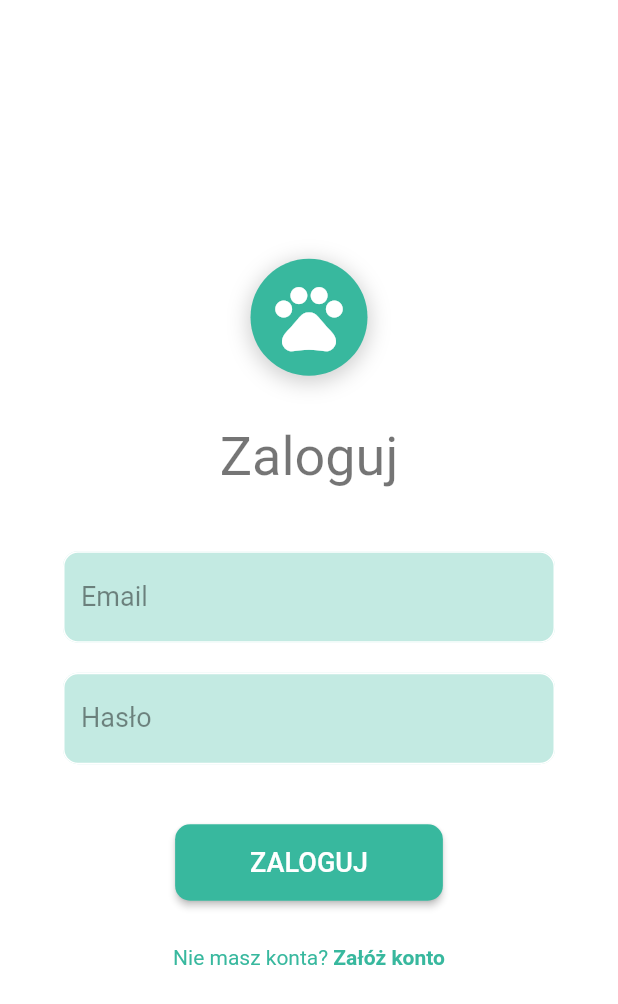
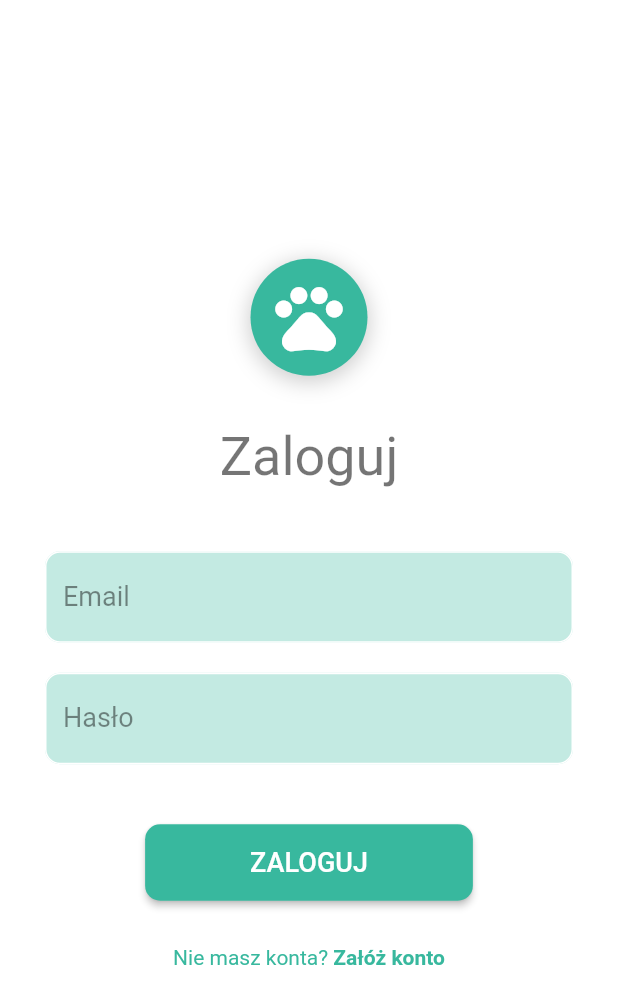
Before and after one commit to wojciechkubiak/animal_care, a Flutter app: the Auth widget shown alone on an empty page, opened directly, after a tap on "ZALOGUJ", on a phone screen of 412 x 824 dp. Shown: the top 1004 px of the screen. Run offline on Flutter 3.47's test engine with Material 2 defaults, Android fonts, the phone set to English and light mode, and no system bars; our stand-ins replace bloc, convert, dio, equatable, flutter_bloc, flutter_dotenv and 9 more; missing offline and left inert: shrink_sidemenu; accounts and stored records are empty; statements that could not run were skipped.

Commit message:
Home menu

```diff
--- a/front/lib/pages/auth.dart
+++ b/front/lib/pages/auth.dart
@@ -4,6 +4,7 @@ import 'package:flutter/material.dart';
 import 'package:flutter/gestures.dart';
 import 'package:flutter_bloc/flutter_bloc.dart';
 import '../blocs/login/login_bloc.dart';
+import '../blocs/auth/auth_bloc.dart';
 import '../models/models.dart';
 import './pages.dart';
 import '../config/colors.dart';
@@ -12,6 +13,10 @@ class Auth extends StatelessWidget {
   @override
   Widget build(BuildContext context) {
     final loginBloc = BlocProvider.of<LoginBloc>(context);
+
+    // temporary
+    final authBloc = BlocProvider.of<AuthBloc>(context);
+
     final node = FocusScope.of(context);
 
     return BlocConsumer<LoginBloc, LoginState>(
@@ -36,8 +41,8 @@ class Auth extends StatelessWidget {
                     padding: EdgeInsets.only(
                       top: 72,
                       bottom: 20,
-                      left: 32,
-                      right: 32,
+                      left: 20,
+                      right: 20,
                     ),
                     decoration: BoxDecoration(
                         color: Colors.white,
@@ -81,11 +86,13 @@ class Auth extends StatelessWidget {
                           padding: EdgeInsets.symmetric(vertical: 30),
                           child: RaisedButton(
                             padding: EdgeInsets.symmetric(
-                                horizontal: 50, vertical: 15),
+                                horizontal: 70, vertical: 15),
                             shape: RoundedRectangleBorder(
                                 borderRadius: BorderRadius.circular(10.0)),
                             color: CustomColor.mainAccent,
-                            onPressed: () => print('Zaloguj'),
+                            //temporary
+                            onPressed: () => authBloc.add(AuthLoaded()),
+                            // ^
                             child: Text(
                               'ZALOGUJ',
                               style:
--- a/front/lib/pages/home.dart
+++ b/front/lib/pages/home.dart
@@ -0,0 +1,171 @@
+import 'package:shrink_sidemenu/shrink_sidemenu.dart';
+import 'package:flutter/material.dart';
+import './../config/colors.dart';
+
+class Home extends StatefulWidget {
+  @override
+  _HomeState createState() => _HomeState();
+}
+
+class _HomeState extends State<Home> {
+  final GlobalKey<SideMenuState> _sideMenuKey = GlobalKey<SideMenuState>();
+
+  String currentPage = "posts";
+
+  void setCurrentPage(String mode) {
+    setState(() => currentPage = mode);
+  }
+
+  void handleMenuState() {
+    final _state = _sideMenuKey.currentState;
+    if (_state.isOpened)
+      _state.closeSideMenu();
+    else
+      _state.openSideMenu();
+  }
+
+  @override
+  Widget build(BuildContext context) {
+    return SideMenu(
+      background: CustomColor.mainAccent,
+      menu: buildMenu(),
+      key: _sideMenuKey,
+      type: SideMenuType.slideNRotate,
+      child: Column(
+        children: [
+          AppBar(
+            backgroundColor: Colors.white,
+            leading: IconButton(
+              icon: Icon(Icons.menu),
+              color: CustomColor.mainAccent,
+              onPressed: () => handleMenuState(),
+            ),
+          ),
+          Expanded(
+            child: Container(
+              width: double.infinity,
+              color: Colors.white,
+              child: Center(
+                child: Text(
+                  currentPage,
+                  style: TextStyle(
+                    color: CustomColor.mainAccent,
+                    fontSize: 32,
+                  ),
+                ),
+              ),
+            ),
+          ),
+        ],
+      ),
+    );
+  }
+
+  Widget buildMenu() {
+    return SingleChildScrollView(
+      child: Container(
+        padding: const EdgeInsets.only(left: 32, top: 32),
+        child: Align(
+          alignment: Alignment.topLeft,
+          child: Column(
+            crossAxisAlignment: CrossAxisAlignment.start,
+            children: [
+              Container(
+                width: 92,
+                height: 92,
+                margin: EdgeInsets.only(bottom: 24),
+                decoration: BoxDecoration(
+                  image: DecorationImage(
+                    image: AssetImage('assets/images/face.jpg'),
+                    fit: BoxFit.fill,
+                  ),
+                  shape: BoxShape.circle,
+                  color: Colors.white,
+                  border: Border.all(color: Colors.white, width: 2),
+                ),
+              ),
+              Text(
+                "Hi,",
+                style: TextStyle(color: Colors.white70, fontSize: 32),
+                textAlign: TextAlign.start,
+              ),
+              Text(
+                "Ann",
+                style: TextStyle(
+                  color: Colors.white,
+                  fontSize: 32,
+                  fontWeight: FontWeight.bold,
+                ),
+                textAlign: TextAlign.start,
+              ),
+              _menuOption(
+                currentPage == "posts",
+                "Posts",
+                Icons.note,
+                () => setCurrentPage("posts"),
+              ),
+              _menuOption(
+                currentPage == "animals",
+                "Animals",
+                Icons.pets,
+                () => setCurrentPage("animals"),
+              ),
+              _menuOption(
+                currentPage == "vets",
+                "Vets",
+                Icons.medical_services,
+                () => setCurrentPage("vets"),
+              ),
+              _menuOption(
+                currentPage == "food",
+                "Food",
+                Icons.food_bank,
+                () => setCurrentPage("food"),
+              ),
+              _menuOption(false, "Logout", Icons.logout, () => print("Logout"))
+            ],
+          ),
+        ),
+      ),
+    );
+  }
+
+  Widget _menuOption(
+      bool isActive, String text, IconData icon, Function onTapEvent) {
+    return GestureDetector(
+      onTap: () {
+        onTapEvent();
+        Future.delayed(Duration(milliseconds: 400), () => handleMenuState());
+      },
+      child: AnimatedContainer(
+        duration: Duration(milliseconds: 300),
+        margin: EdgeInsets.only(top: 12),
+        padding: EdgeInsets.symmetric(vertical: 12, horizontal: 16),
+        decoration: BoxDecoration(
+          color: isActive ? Colors.white : CustomColor.mainAccent,
+          borderRadius: BorderRadius.circular(40),
+        ),
+        child: Row(
+          mainAxisAlignment: MainAxisAlignment.start,
+          children: [
+            Padding(
+              padding: const EdgeInsets.only(right: 16),
+              child: Icon(
+                icon,
+                size: 32,
+                color: isActive ? CustomColor.mainAccent : Colors.white,
+              ),
+            ),
+            Text(
+              text,
+              style: TextStyle(
+                color: isActive ? CustomColor.mainAccent : Colors.white,
+                fontSize: 20,
+              ),
+            ),
+          ],
+        ),
+      ),
+    );
+  }
+}
--- a/front/pubspec.yaml
+++ b/front/pubspec.yaml
@@ -48,6 +48,8 @@ dependencies:
   image_sequence_animator: ^1.0.10
   lottie: ^0.7.0+1
   google_fonts: ^1.1.2
+  liquid_ui: ^1.0.0+9
+  shrink_sidemenu: ^1.0.0+3
 
 dev_dependencies:
   flutter_test:
```
Also changed, not shown: front/lib/blocs/auth/auth_bloc.dart (+6 -6 lines), front/lib/main.dart (+5 -4 lines), front/lib/pages/register_form.dart (+8 -14 lines), front/assets/images/face.jpg (added), front/assets/images/face.png (added), front/pubspec.lock.
